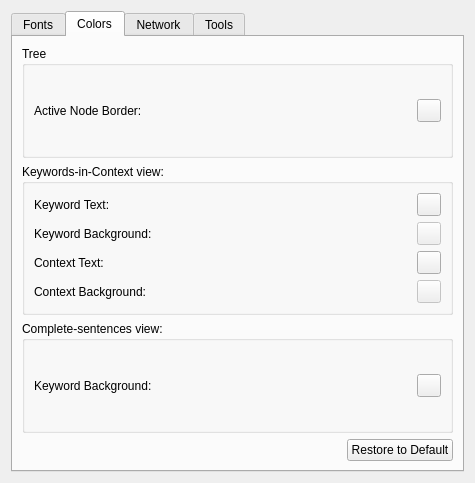
First picture: the form in ui/PreferencesWindow.ui, repository rug-compling/dact, before the edit.
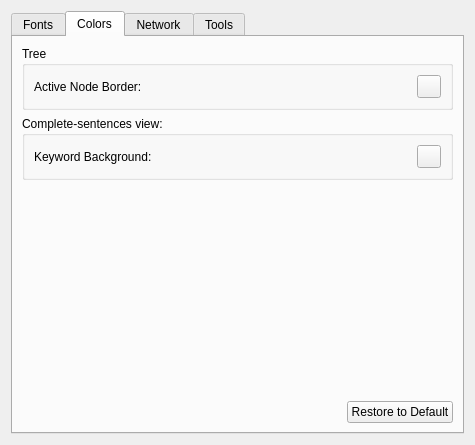
Second picture: the form after the edit. The open tabs and pages were chosen to show the change. Custom widgets are drawn as their Qt base class.

Commit message: The KWIC color preferences are not used anymore.

Patch:
```diff
--- a/ui/PreferencesWindow.ui
+++ b/ui/PreferencesWindow.ui
@@ -7,7 +7,7 @@
     <x>0</x>
     <y>0</y>
     <width>475</width>
-    <height>483</height>
+    <height>445</height>
    </rect>
   </property>
   <property name="windowTitle">
@@ -92,67 +92,6 @@
          </layout>
         </widget>
        </item>
-       <item>
-        <widget class="QGroupBox" name="groupBox_3">
-         <property name="title">
-          <string>Keywords-in-Context view:</string>
-         </property>
-         <layout class="QVBoxLayout" name="verticalLayout_5">
-          <item>
-           <layout class="QGridLayout">
-            <item row="0" column="0">
-             <widget class="QLabel" name="label_5">
-              <property name="text">
-               <string>Keyword Text:</string>
-              </property>
-             </widget>
-            </item>
-            <item row="1" column="0">
-             <widget class="QLabel" name="label_3">
-              <property name="text">
-               <string>Keyword Background:</string>
-              </property>
-             </widget>
-            </item>
-            <item row="2" column="0">
-             <widget class="QLabel" name="label_6">
-              <property name="text">
-               <string>Context Text:</string>
-              </property>
-             </widget>
-            </item>
-            <item row="3" column="0">
-             <widget class="QLabel" name="label_4">
-              <property name="text">
-               <string>Context Background:</string>
-              </property>
-             </widget>
-            </item>
-            <item row="0" column="1">
-             <widget class="DactColorWell" name="keywordsInContextKeywordForegroundColor"/>
-            </item>
-            <item row="1" column="1">
-             <widget class="DactColorWell" name="keywordsInContextKeywordBackgroundColor">
-              <property name="enabled">
-               <bool>false</bool>
-              </property>
-             </widget>
-            </item>
-            <item row="2" column="1">
-             <widget class="DactColorWell" name="keywordsInContextContextForegroundColor"/>
-            </item>
-            <item row="3" column="1">
-             <widget class="DactColorWell" name="keywordsInContextContextBackgroundColor">
-              <property name="enabled">
-               <bool>false</bool>
-              </property>
-             </widget>
-            </item>
-           </layout>
-          </item>
-         </layout>
-        </widget>
-       </item>
        <item>
         <widget class="QGroupBox" name="groupBox_4">
          <property name="title">
@@ -176,6 +115,19 @@
          </layout>
         </widget>
        </item>
+       <item>
+        <spacer name="verticalSpacer_3">
+         <property name="orientation">
+          <enum>Qt::Vertical</enum>
+         </property>
+         <property name="sizeHint" stdset="0">
+          <size>
+           <width>20</width>
+           <height>40</height>
+          </size>
+         </property>
+        </spacer>
+       </item>
        <item>
         <layout class="QHBoxLayout" name="horizontalLayout_2">
          <item>
```
Left out of the diff: 4 changed lines with no effect on the pictures. The commit also changes 1 other file.
